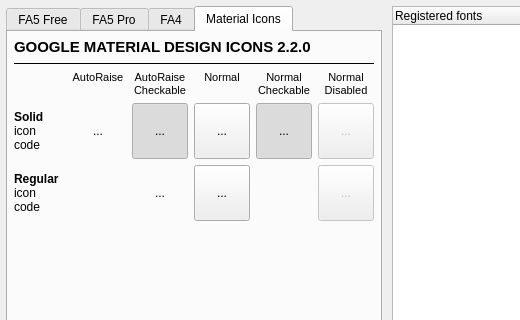
Before: the Qt Designer form sample/Dialog.ui in philvl/ZFontIcon, drawn with Qt 5; both pictures show x 0 to 520 and y 0 to 320 of the 630 by 542 pixel window.
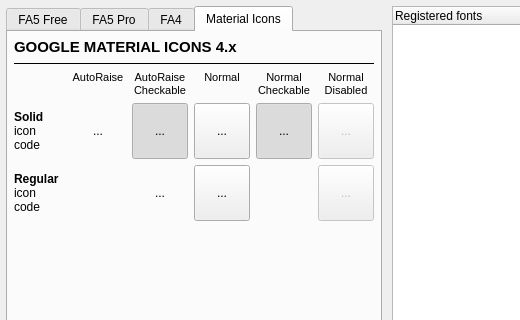
After: the same form once the commit is applied. The open tabs and pages were chosen to show the change.

```diff
--- a/sample/Dialog.ui
+++ b/sample/Dialog.ui
@@ -2038,7 +2038,7 @@
           </font>
          </property>
          <property name="text">
-          <string>GOOGLE MATERIAL DESIGN ICONS 2.2.0</string>
+          <string>GOOGLE MATERIAL ICONS 4.x</string>
          </property>
         </widget>
        </item>
```
